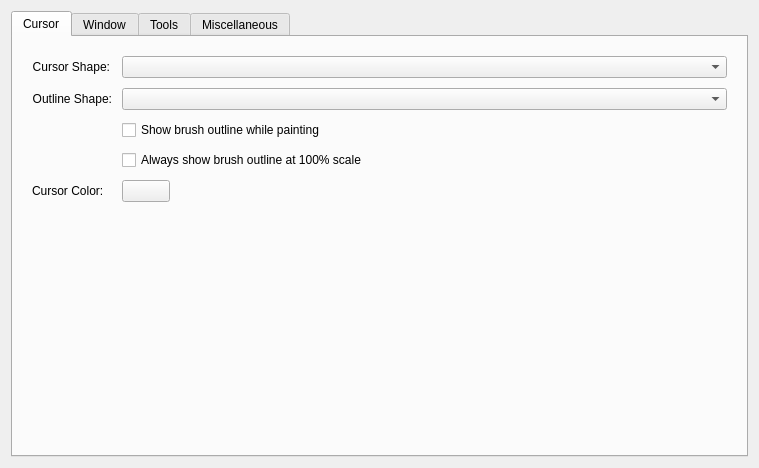
Old version of the form libs/ui/forms/wdggeneralsettings.ui in the repository KDE/krita.
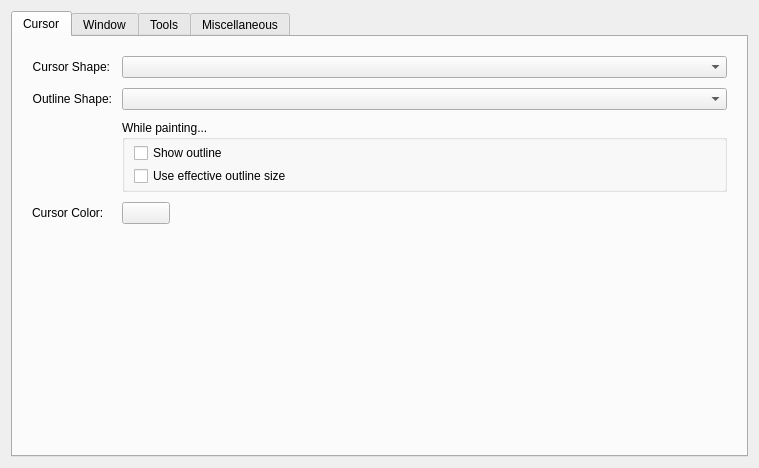
New version of the form. Custom widgets are drawn as their Qt base class.

Commit message:
Change naming of the "Always use 100% outline scale"
Now it is called: "Use effective outline size"

What changed in the file:
```diff
--- a/libs/ui/forms/wdggeneralsettings.ui
+++ b/libs/ui/forms/wdggeneralsettings.ui
@@ -95,6 +95,24 @@
           <widget class="QComboBox" name="m_cmbOutlineShape"/>
          </item>
          <item row="2" column="1">
+          <widget class="QGroupBox" name="groupBox">
+           <property name="title">
+            <string>While painting...</string>
+           </property>
+           <layout class="QVBoxLayout" name="verticalLayout_2">
+            <property name="spacing">
+             <number>3</number>
+            </property>
+            <property name="leftMargin">
+             <number>9</number>
+            </property>
+            <property name="topMargin">
+             <number>3</number>
+            </property>
+            <property name="bottomMargin">
+             <number>3</number>
+            </property>
+            <item>
           <widget class="QCheckBox" name="m_showOutlinePainting">
            <property name="sizePolicy">
             <sizepolicy hsizetype="Minimum" vsizetype="Fixed">
@@ -109,18 +127,28 @@
             </size>
            </property>
            <property name="text">
-            <string>Show brush outline while painting</string>
+               <string>Show outline</string>
            </property>
           </widget>
          </item>
-         <item row="4" column="0">
+            <item>
+             <widget class="QCheckBox" name="m_changeBrushOutline">
+              <property name="text">
+               <string>Use effective outline size</string>
+              </property>
+             </widget>
+            </item>
+           </layout>
+          </widget>
+         </item>
+         <item row="3" column="0">
           <widget class="QLabel" name="label_11">
            <property name="text">
             <string>Cursor Color:</string>
            </property>
           </widget>
          </item>
-         <item row="4" column="1">
+         <item row="3" column="1">
           <widget class="KisColorButton" name="cursorColorBtutton">
            <property name="maximumSize">
             <size>
@@ -133,13 +161,6 @@
            </property>
           </widget>
          </item>
-         <item row="3" column="1">
-          <widget class="QCheckBox" name="m_forceFullSizedBrushOutline">
-           <property name="text">
-            <string>Always show brush outline at 100% scale</string>
-           </property>
-          </widget>
-         </item>
         </layout>
        </item>
        <item row="2" column="0">
```
Lines whose indentation alone changed are shown as unchanged. The commit also changes 1 other file.
